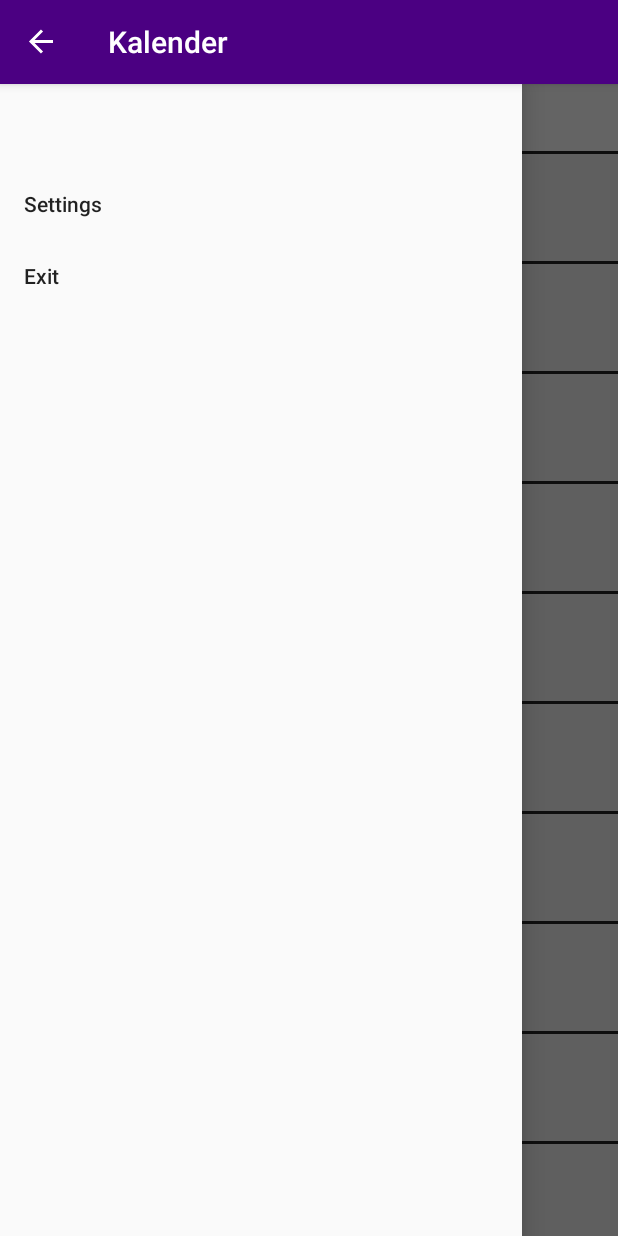
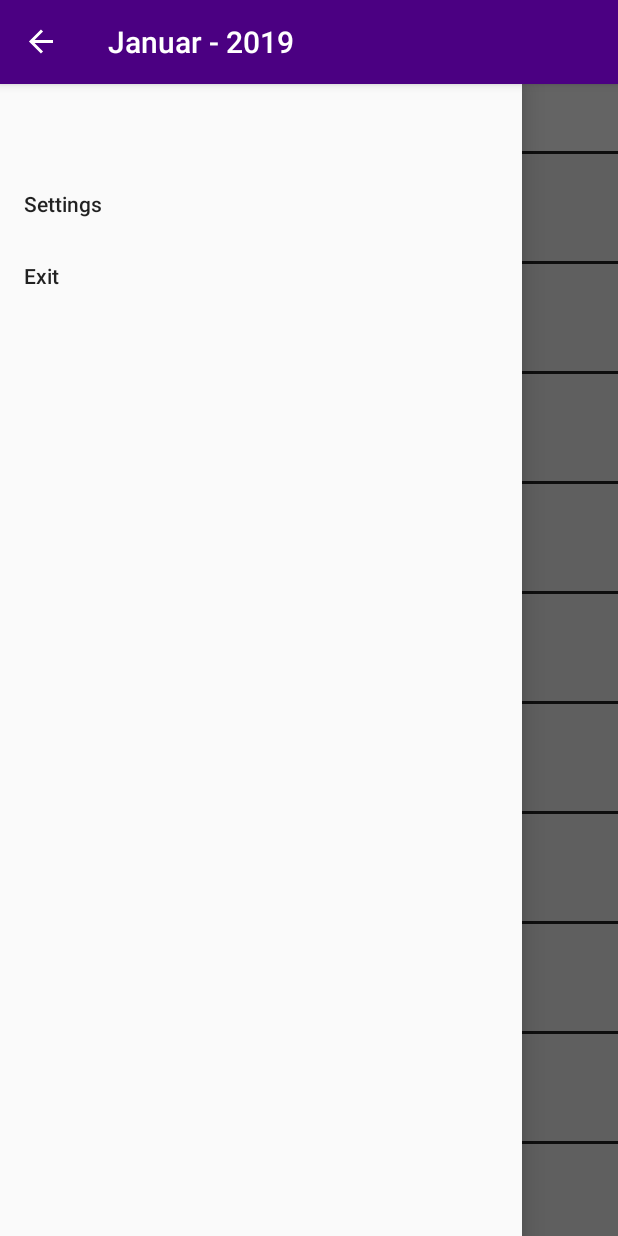
Before and after one commit to Pizzamanden/kalenderapp_2, an Android app: the screen it shows after launch (MainActivity), with the side drawer open, on a phone screen of 412 x 824 dp. Run offline under Robolectric (Android 15) with nearby library versions, the phone set to English and light mode, and no system bars; Roboto replaces fonts that are not available here.

Commit message:
Calendar works 100%, month, year and week nr is now displayed and useable

```diff
--- a/app/src/main/java/com/example/peter/app2/MainActivity.java
+++ b/app/src/main/java/com/example/peter/app2/MainActivity.java
@@ -10,23 +10,11 @@ import android.support.v7.widget.RecyclerView;
 import android.util.Log;
 import android.view.MenuItem;
 import android.view.View;
+import android.widget.AbsListView;
 import android.widget.TextView;
 
-import java.io.IOException;
-import java.text.DateFormat;
-import java.text.SimpleDateFormat;
 import java.util.ArrayList;
 import java.util.Calendar;
-import java.util.Date;
-
-import okhttp3.Call;
-import okhttp3.Callback;
-import okhttp3.FormBody;
-import okhttp3.MediaType;
-import okhttp3.OkHttpClient;
-import okhttp3.Request;
-import okhttp3.RequestBody;
-import okhttp3.Response;
 
 public class MainActivity extends AppCompatActivity {
 
@@ -39,13 +27,14 @@ public class MainActivity extends AppCompatActivity {
     private ArrayList<String> mPlans = new ArrayList<>();
 
     // Dates
+    private Calendar nCalendar = Calendar.getInstance();
+    private Calendar calThisDate =  Calendar.getInstance();
 
 
     // Others
-    private String folderolURL = "http://www.folderol.dk/";
-    private Calendar nCalendar = Calendar.getInstance();
     private DrawerLayout mDrawerLayout;
     private ActionBarDrawerToggle mToggleButton;
+    private TextView recHeader;
 
     @Override
     protected void onCreate(Bundle savedInstanceState) {
@@ -54,7 +43,7 @@ public class MainActivity extends AppCompatActivity {
         Log.d(TAG, "onCreate: Created");
         mDrawerLayout = findViewById(R.id.drawerLayout_nav);
         mToggleButton = new ActionBarDrawerToggle(this, mDrawerLayout, R.string.drawerToggleOpen, R.string.drawerToggleClose);
-
+        recHeader = findViewById(R.id.cal_header);
         mDrawerLayout.addDrawerListener(mToggleButton);
         mToggleButton.syncState();
 
@@ -76,38 +65,19 @@ public class MainActivity extends AppCompatActivity {
     private void initContentArrays()
     {
         Log.d(TAG, "initContentArrays: Making Arrays");
-
+        nCalendar.set(Calendar.DAY_OF_YEAR, 1);
         // Antal dato'er der skal laves i kalenderen
         int antal = 365;
-        for(int i = 0; i < antal; i++){
+        for(int i = 1; i <= antal; i++){
 
             // Dato
             mDates.add(nCalendar.get(Calendar.DATE) + "");
 
             // Ugedag
-            switch (nCalendar.get(Calendar.DAY_OF_WEEK)) {
-                case Calendar.SUNDAY:
-                    mDays.add("Sun");
-                    break;
-                case Calendar.MONDAY:
-                    mDays.add("Mon");
-                    break;
-                case Calendar.TUESDAY:
-                    mDays.add("Tue");
-                    break;
-                case Calendar.WEDNESDAY:
-                    mDays.add("Wed");
-                    break;
-                case Calendar.THURSDAY:
-                    mDays.add("Thu");
-                    break;
-                case Calendar.FRIDAY:
-                    mDays.add("Fri");
-                    break;
-                case Calendar.SATURDAY:
-                    mDays.add("Sat");
-                    break;
-            }
+            String[] weekArr = {
+                    getString(R.string.day7s),getString(R.string.day1s),getString(R.string.day2s),getString(R.string.day3s),getString(R.string.day4s),getString(R.string.day5s),getString(R.string.day6s)
+            };
+            mDays.add(weekArr[nCalendar.get(Calendar.DAY_OF_WEEK) - 1]);
 
             // Planer for i dag
             mPlans.add("Intet planlagt");
@@ -115,80 +85,65 @@ public class MainActivity extends AppCompatActivity {
             //Incree med 1
             nCalendar.add(Calendar.DAY_OF_MONTH, +1);
         }
-
+        nCalendar.set(Calendar.YEAR, calThisDate.get(Calendar.YEAR));
         initRecyclerView();
     }
 
-    // Start på HTTP kald
-    public void startHttpReq(View view)
-    {
-        String thisURL = folderolURL + "";
-        makeHttpReq(thisURL);
-        // Min Url
-    }
-    public void httpCallback(String response)
-    {
-        // Response is HTTP Response
-
-        TextView thisView = findViewById(R.id.resultView);
-
-        thisView.setText(response);
-        // Not Used, saved for convenience
-    }
-
-    private void makeHttpReq(String url)
-    {
-        Log.d(TAG, "getHttpReq: Fired OkHttp Method");
 
 
+    // RecyclerView Init
+    private void initRecyclerView()
+    {
+        Log.d(TAG, "initRecyclerView: Making View");
+        RecyclerView mRecyclerView = findViewById(R.id.recyclerv_view);
+        RecyclerViewAdapter adapter = new RecyclerViewAdapter(mDates, mDays, mPlans, this);
+        mRecyclerView.setAdapter(adapter);
+        final LinearLayoutManager mLayoutManager = new LinearLayoutManager(this);
+        mRecyclerView.setLayoutManager(mLayoutManager);
 
-        Log.d(TAG, "getHttpReq: Building Client");
-        OkHttpClient client = new OkHttpClient();
+        mRecyclerView.addOnScrollListener(new RecyclerView.OnScrollListener() {
+            int firstVisiblePosition;
+            @Override
+            public void onScrolled(RecyclerView recyclerView, int dx, int dy) {
+                super.onScrolled(recyclerView, dx, dy);
+                firstVisiblePosition = mLayoutManager.findFirstCompletelyVisibleItemPosition();
+                nCalendar.set(Calendar.DAY_OF_YEAR, firstVisiblePosition+1);
+                // Måned
+                String[] monthArr = {
+                        getString(R.string.mon01),getString(R.string.mon02),getString(R.string.mon03),getString(R.string.mon04),
+                        getString(R.string.mon05), getString(R.string.mon06),getString(R.string.mon07),getString(R.string.mon08),
+                        getString(R.string.mon09),getString(R.string.mon10),getString(R.string.mon11),getString(R.string.mon12)
+                };
 
+                // Title som måned - år
+                setTitle(monthArr[nCalendar.get(Calendar.MONTH)] + " - " + nCalendar.get(Calendar.YEAR));
+                nCalendar.set(Calendar.DAY_OF_YEAR, firstVisiblePosition+1);
+                recHeader.setText(getString(R.string.week) + ": " + nCalendar.get(Calendar.WEEK_OF_YEAR));
 
-
-        Log.d(TAG, "getHttpReq: Building Request");
-        // Request as post in .add takes name and value
-        RequestBody formBody = new FormBody.Builder()
-                .add("thisispost", "mFirstPost")
-                .build();
-        Request request = new Request.Builder()
-                .url(url)
-                .post(formBody)
-                .build();
-
-
-        Log.d(TAG, "getHttpReq: Firing Call");
-        client.newCall(request).enqueue(new Callback() {
-            @Override
-            public void onFailure(Call call, IOException e) {
-                Log.d(TAG, "getHttpReq: Failure");
-                e.printStackTrace();
+                if (dy > 0) {
+                    // Finger up, content down
+                    //recHeader.setText("Down");
+                } else {
+                    // Finger down, content up
+                    //recHeader.setText("Up");
+                }
             }
 
             @Override
-            public void onResponse(Call call, Response response) throws IOException {
-                Log.d(TAG, "getHttpReq: Response");
-                if(response.isSuccessful()){
-                    Log.d(TAG, "getHttpReq: Response successful");
-                    final String mResponse = response.body().string();
-                    MainActivity.this.runOnUiThread(new Runnable() {
-                        @Override
-                        public void run() {
-                            httpCallback(mResponse);
-                        }
-                    });
+            public void onScrollStateChanged(RecyclerView recyclerView, int newState) {
+                super.onScrollStateChanged(recyclerView, newState);
+                firstVisiblePosition = mLayoutManager.findFirstCompletelyVisibleItemPosition();
+                if (newState == AbsListView.OnScrollListener.SCROLL_STATE_FLING) {
+                    // Stopped scrolling with momentum (a "flick")
+                    //recHeader.setText("Still moving");
+                } else if (newState == AbsListView.OnScrollListener.SCROLL_STATE_TOUCH_SCROLL) {
+                    // Scroll state in progress
+                    //recHeader.setText("Scrolling");
+                } else {
+                    // Scrolling done, record state
+                    //recHeader.setText("Scroll done");
                 }
             }
         });
     }
-
-    private void initRecyclerView()
-    {
-        Log.d(TAG, "initRecyclerView: Making View");
-        RecyclerView recyclerView = findViewById(R.id.recyclerv_view);
-        RecyclerViewAdapter adapter = new RecyclerViewAdapter(mDates, mDays, mPlans, this);
-        recyclerView.setAdapter(adapter);
-        recyclerView.setLayoutManager(new LinearLayoutManager(this));
-    }
 }
--- a/app/src/main/java/com/example/peter/app2/RecyclerViewAdapter.java
+++ b/app/src/main/java/com/example/peter/app2/RecyclerViewAdapter.java
@@ -47,7 +47,7 @@ public class RecyclerViewAdapter extends RecyclerView.Adapter<RecyclerViewAdapte
     }
 
     @Override
-    public int getItemCount() {
+    public int getItemCount(){
 
         return mDates.size();
     }
@@ -57,7 +57,7 @@ public class RecyclerViewAdapter extends RecyclerView.Adapter<RecyclerViewAdapte
         TextView weekDate;
         TextView weekDay;
         TextView weekPlans;
-        ConstraintLayout parentLayout;
+        RelativeLayout parentLayout;
 
         public ViewHolder(@NonNull View itemView) {
             super(itemView);
```
